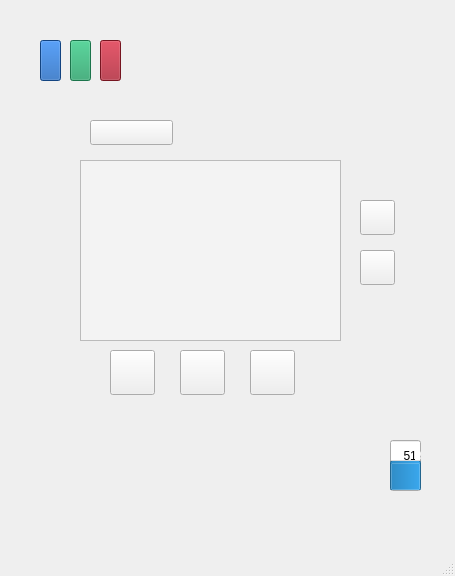
Old version of the form codeWithUI/mainwindow.ui in the repository TLC1301-1020/COMP3004-Team-Project.
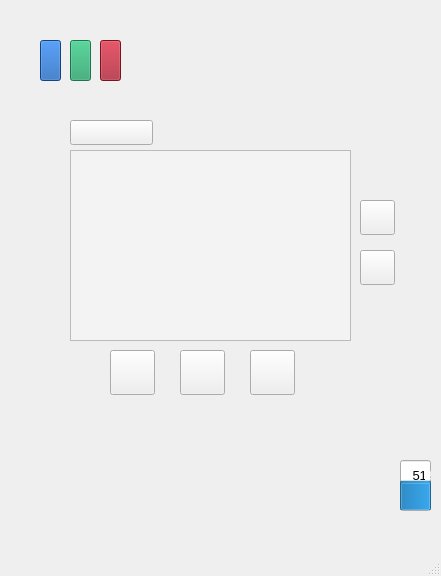
New version of the form. Icons and pictures are not drawn.

The edit to the form file:
```diff
--- a/codeWithUI/mainwindow.ui
+++ b/codeWithUI/mainwindow.ui
@@ -6,10 +6,21 @@
    <rect>
     <x>0</x>
     <y>0</y>
-    <width>455</width>
+    <width>441</width>
     <height>576</height>
    </rect>
   </property>
+  <property name="sizePolicy">
+   <sizepolicy hsizetype="Fixed" vsizetype="Fixed">
+    <horstretch>10</horstretch>
+    <verstretch>10</verstretch>
+   </sizepolicy>
+  </property>
+  <property name="font">
+   <font>
+    <pointsize>10</pointsize>
+   </font>
+  </property>
   <property name="windowTitle">
    <string>MainWindow</string>
   </property>
@@ -17,7 +28,7 @@
    <widget class="QPushButton" name="Button_Menu">
     <property name="geometry">
      <rect>
-      <x>90</x>
+      <x>70</x>
       <y>120</y>
       <width>83</width>
       <height>25</height>
@@ -49,8 +60,8 @@
    <widget class="QProgressBar" name="Battery_Info">
     <property name="geometry">
      <rect>
-      <x>390</x>
-      <y>440</y>
+      <x>400</x>
+      <y>460</y>
       <width>31</width>
       <height>51</height>
      </rect>
@@ -71,14 +82,14 @@
    <widget class="QWidget" name="programViewWidget" native="true">
     <property name="geometry">
      <rect>
-      <x>80</x>
-      <y>160</y>
-      <width>261</width>
-      <height>181</height>
+      <x>70</x>
+      <y>150</y>
+      <width>281</width>
+      <height>191</height>
      </rect>
     </property>
     <property name="styleSheet">
-     <string notr="true">background-color: rgb(52, 101, 164);
+     <string notr="true">background-color: rgb(255, 255, 255);
 color: rgb(255, 255, 255);</string>
     </property>
     <widget class="QGraphicsView" name="List_View">
@@ -86,8 +97,8 @@
       <rect>
        <x>0</x>
        <y>0</y>
-       <width>261</width>
-       <height>181</height>
+       <width>281</width>
+       <height>191</height>
       </rect>
      </property>
      <property name="font">
@@ -212,6 +223,67 @@
      <string/>
     </property>
    </widget>
+   <widget class="QListWidget" name="mainMenuListView">
+    <property name="geometry">
+     <rect>
+      <x>70</x>
+      <y>150</y>
+      <width>281</width>
+      <height>191</height>
+     </rect>
+    </property>
+    <property name="sizePolicy">
+     <sizepolicy hsizetype="Expanding" vsizetype="Expanding">
+      <horstretch>50</horstretch>
+      <verstretch>50</verstretch>
+     </sizepolicy>
+    </property>
+    <property name="font">
+     <font>
+      <pointsize>25</pointsize>
+     </font>
+    </property>
+    <property name="contextMenuPolicy">
+     <enum>Qt::NoContextMenu</enum>
+    </property>
+    <property name="styleSheet">
+     <string notr="true">border-bottom-right-radius: 12px;
+border-bottom-left-radius: 12px;
+background-color: rgb(243, 243, 243);
+color: rgb(0, 0, 0);
+selection-background-color: rgb(122, 0, 0)</string>
+    </property>
+    <property name="verticalScrollBarPolicy">
+     <enum>Qt::ScrollBarAlwaysOff</enum>
+    </property>
+    <property name="horizontalScrollBarPolicy">
+     <enum>Qt::ScrollBarAlwaysOff</enum>
+    </property>
+    <property name="uniformItemSizes">
+     <bool>false</bool>
+    </property>
+    <property name="wordWrap">
+     <bool>true</bool>
+    </property>
+    <property name="selectionRectVisible">
+     <bool>false</bool>
+    </property>
+    <property name="currentRow">
+     <number>-1</number>
+    </property>
+   </widget>
+   <zorder>mainMenuListView</zorder>
+   <zorder>Button_Menu</zorder>
+   <zorder>Button_Stop</zorder>
+   <zorder>Battery_Info</zorder>
+   <zorder>Button_Pause</zorder>
+   <zorder>Button_Start</zorder>
+   <zorder>Light_Blue</zorder>
+   <zorder>Button_Direction_Up</zorder>
+   <zorder>Button_Direction_Down</zorder>
+   <zorder>Light_Green</zorder>
+   <zorder>Light_Red</zorder>
+   <zorder>programViewWidget</zorder>
   </widget>
   <widget class="QMenuBar" name="menubar">
    <property name="geometry">
```
Left out of the diff: 53 changed lines with no effect on the pictures.
